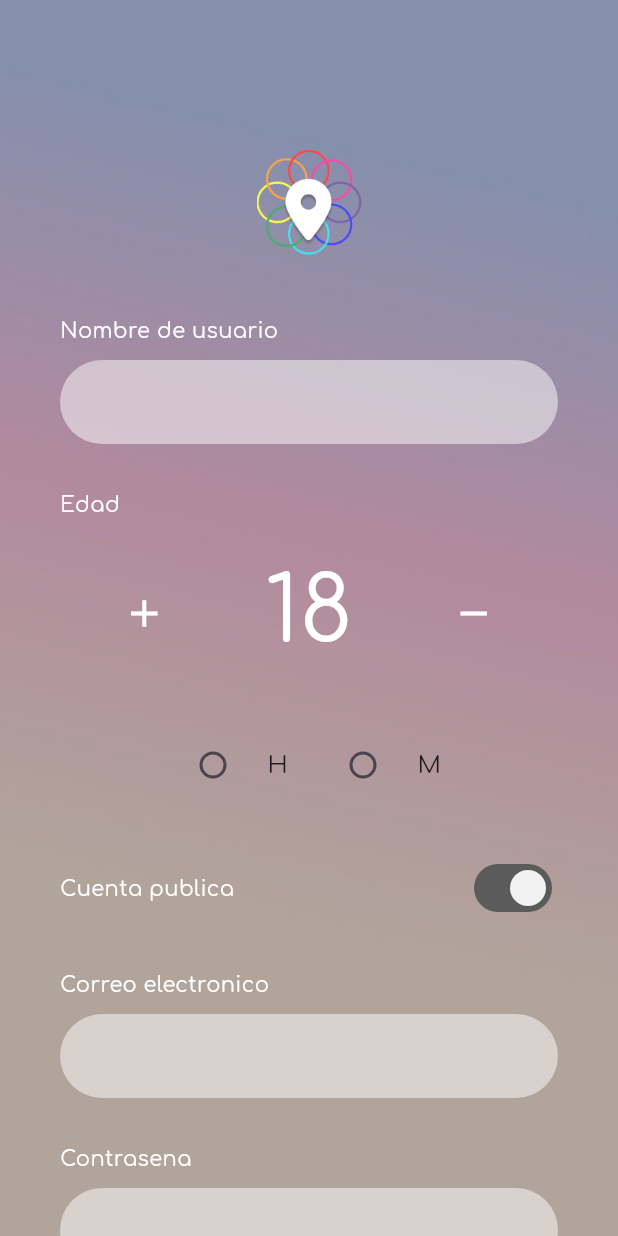
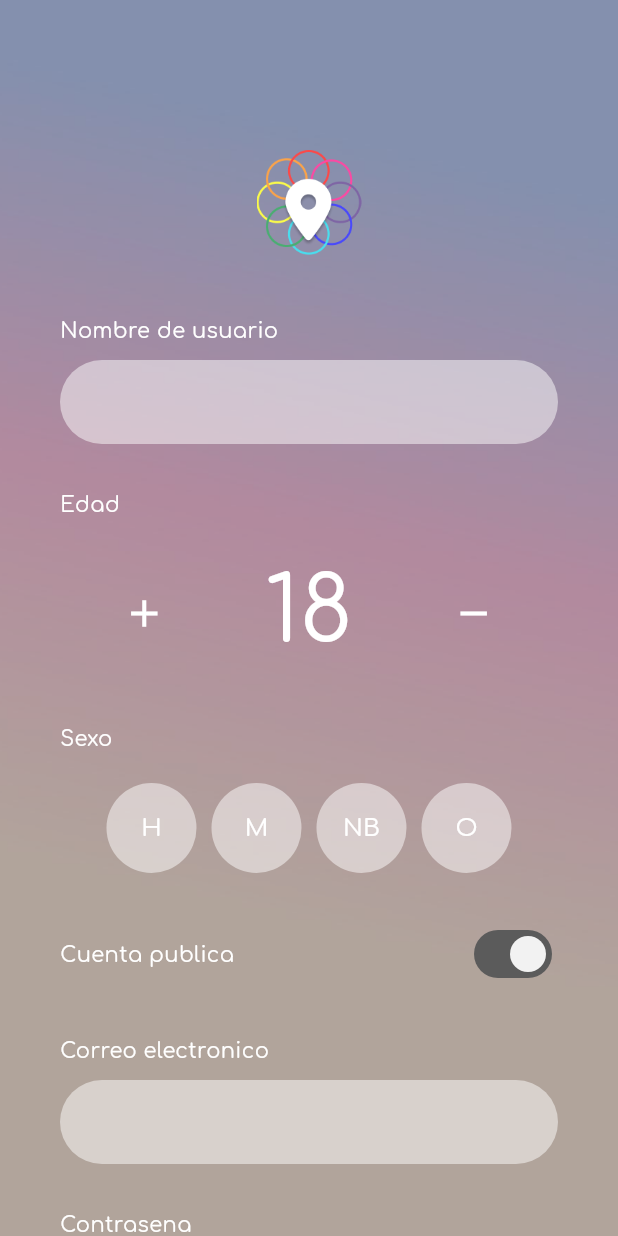
Before and after one commit to Narramap/Narramap_flutter_application, a Flutter app: the screen it shows after launch, after a tap on "Registrate aqui", on a phone screen of 412 x 824 dp. Run offline on Flutter 3.47's test engine with Material 3 defaults, Android fonts, the phone set to English and light mode, and no system bars; our stand-ins replace flutter_map, geolocator, go_router, latlong2.

Commit message:
creation of notifiers, and their integration with existing views

```diff
--- a/lib/core/navigation/go_route.dart
+++ b/lib/core/navigation/go_route.dart
@@ -1,6 +1,6 @@
 
 import 'package:go_router/go_router.dart';
-import 'package:narramap/content/presentation/adition_selector_screen.dart';
+import 'package:narramap/content/presentation/screens/adition_selector_screen.dart';
 import 'package:narramap/core/navigation/routes.dart';
 import 'package:narramap/map/presentation/map_screen.dart';
 import 'package:narramap/users/presentation/login_screen.dart';
--- a/lib/core/widgets/custom_radio_button.dart
+++ b/lib/core/widgets/custom_radio_button.dart
@@ -3,31 +3,57 @@ import 'package:narramap/core/widgets/custom_checklist.dart';
 
 class CustomRadioButton<T> extends StatelessWidget {
 
+  final String label;
   final T group;
-  final List<Option> options;
+  final List<Option<T>> options;
+  final T? selectedValue;
   final ValueChanged<T?> onChanged;
   const CustomRadioButton({
     super.key,
     required this.group,
+    required this.label,
     required this.options,
+    required this.selectedValue,
     required this.onChanged
   });
 
   @override
   Widget build(BuildContext context) {
-    return Wrap(
-      direction: Axis.horizontal,
-      children: [
-        ...options.map((option) => SizedBox(
-          width: 100,
-          child: RadioListTile<T>(
-            title: Text(option.label),
-            value: option.value,
-            groupValue: group,
-            onChanged: onChanged,
+    return SizedBox(
+      width: double.infinity,
+      child: Column(
+        crossAxisAlignment: CrossAxisAlignment.start,
+        children: [
+          Text(
+            label,
+            textAlign: TextAlign.left,
           ),
-        ))
-      ],
+          SizedBox(height: 20),
+          Row(
+            mainAxisAlignment: MainAxisAlignment.center,
+            spacing: 10,
+            children: [
+              ...options.map((option) {
+                final isSelected = option.value == selectedValue;
+
+                return GestureDetector(
+                  onTap: () => onChanged(option.value),
+                  child: CircleAvatar(
+                    radius: 30,
+                    backgroundColor: isSelected ? Colors.white : Color.fromARGB(126, 255, 255, 255),
+                    child: Text(
+                      option.label,
+                      style: TextStyle(
+                        color: isSelected ? Color(0xFF898989) : Colors.white
+                      ),
+                    )
+                  ),
+                );
+              })
+            ],
+          ),
+        ],
+      )
     );
   }
 }
--- a/lib/core/widgets/custom_text_field.dart
+++ b/lib/core/widgets/custom_text_field.dart
@@ -7,12 +7,16 @@ class CustomTextField extends StatelessWidget {
   final int lines;
   final double? spacerHeight;
   final String label;
+  final bool obscureText;
+  final Widget? suffixIcon;
 
   const CustomTextField({
     super.key,
     required this.onChanged,
     required this.label,
     this.lines = 1,
+    this.obscureText = false,
+    this.suffixIcon,
     this.spacerHeight
   });
 
@@ -31,10 +35,14 @@ class CustomTextField extends StatelessWidget {
         SizedBox(height: 10),
         TextField(
           maxLines: lines,
+          obscureText: obscureText,
           cursorColor: Color(0xFFEBEBEB),
           onChanged: onChanged,
           style: TextStyle(
             color: Colors.white
+          ),
+          decoration: InputDecoration(
+            suffixIcon: suffixIcon
           ),
         ),
         if (spacerHeight != null)
--- /dev/null
+++ b/lib/core/widgets/password_text_field.dart
@@ -0,0 +1,34 @@
+import 'package:flutter/material.dart';
+import 'package:narramap/core/widgets/custom_text_field.dart';
+
+class PasswordTextField extends StatelessWidget {
+
+  final ValueChanged<String> onChanged;
+  final VoidCallback changeShowPassword;
+  final bool showPassword;
+  final double? spacerHeight;
+  const PasswordTextField({
+    super.key,
+    required this.onChanged,
+    required this.changeShowPassword,
+    required this.showPassword,
+    this.spacerHeight
+  });
+
+  @override
+  Widget build(BuildContext context) {
+    return CustomTextField(
+      onChanged: onChanged,
+      label: "Contrasena",
+      obscureText: !showPassword,
+      suffixIcon: IconButton(
+        onPressed: changeShowPassword,
+        icon: Icon(
+          showPassword ? Icons.visibility_off : Icons.remove_red_eye,
+          color: Colors.white
+        )
+      ),
+      spacerHeight: spacerHeight,
+    );
+  }
+}
--- a/lib/theme/app_theme.dart
+++ b/lib/theme/app_theme.dart
@@ -9,6 +9,9 @@ class AppTheme {
       bodyMedium: TextStyle(color: Colors.white)
     ),
     inputDecorationTheme: InputDecorationTheme(
+      focusColor: Colors.white,
+      suffixIconColor: Colors.white,
+      prefixIconColor: Colors.white,
       filled: true,
       fillColor: Color.fromARGB(126, 255, 255, 255),
       hintStyle: TextStyle(
--- a/lib/users/presentation/login_screen.dart
+++ b/lib/users/presentation/login_screen.dart
@@ -4,16 +4,24 @@ import 'package:narramap/core/layout/gradient_container.dart';
 import 'package:narramap/core/navigation/routes.dart';
 import 'package:narramap/core/widgets/custom_button.dart';
 import 'package:narramap/core/widgets/custom_text_field.dart';
+import 'package:narramap/core/widgets/password_text_field.dart';
+import 'package:narramap/users/presentation/notifiers/login_notifier.dart';
+import 'package:provider/provider.dart';
 
 class LoginScreen extends StatelessWidget {
   const LoginScreen({super.key});
 
   @override
   Widget build(BuildContext context) {
-    return GradientContainer(
+    return ChangeNotifierProvider(
+      create: (context) => LoginNotifier(),
+      child: GradientContainer(
+        children: [
+          Consumer<LoginNotifier>(
+            builder: (context, notifier, _) => Column(
               children: [
                 CustomTextField(
-          onChanged: (String hola) {},
+                  onChanged: notifier.onUpdateEmail,
                   label: "Correo electronico",
                   spacerHeight: 40,
                 ),
@@ -21,9 +29,10 @@ class LoginScreen extends StatelessWidget {
                 Column(
                   crossAxisAlignment: CrossAxisAlignment.start,
                   children: [
-            CustomTextField(
-              onChanged: (String hola) {},
-              label: "Contrasena",
+                    PasswordTextField(
+                      onChanged: notifier.onUpdatePassword,
+                      changeShowPassword: notifier.changeShowPassword,
+                      showPassword: notifier.showPassword,
                       spacerHeight: 10,
                     ),
                     GestureDetector(
@@ -44,7 +53,12 @@ class LoginScreen extends StatelessWidget {
                   text: "Iniciar Sesion",
                   onPressed: () => context.push(Routes.home.label)
                 )
+              ],
+            )
+          )
+
         ]
+      ),
     );
   }
 }
--- /dev/null
+++ b/lib/users/presentation/notifiers/register_notifier.dart
@@ -0,0 +1,78 @@
+
+
+import 'package:flutter/material.dart';
+
+class RegisterNotifier extends ChangeNotifier{
+
+  String _nickaname = "";
+  String get nickname => _nickaname;
+
+  int _age = 18;
+  int get age => _age;
+
+  bool _public = true;
+  bool get public => _public;
+
+  bool _showPassword = false;
+  bool get showPassword => _showPassword;
+
+  String _email = "";
+  String get email => _email;
+
+  String _password = "";
+  String get password => _password;
+
+  String? _sex = null;
+  String? get sex => _sex;
+
+  void onChangePublic(bool value) {
+    _public = value;
+    notifyListeners();
+  }
+
+  void onChangeSex(String? sex) {
+    if(sex != null) {
+      _sex = sex;
+      notifyListeners();
+    }
+  }
+
+  String onChangeNickname(String nickname) {
+    _nickaname = nickname;
+    notifyListeners();
+    return _nickaname;
+  }
+
+  String onChangeEmail(String email) {
+    _email = email;
+    notifyListeners();
+    return email;
+  }
+
+  String onChangePassword(String pass) {
+    _password = pass;
+    notifyListeners();
+    return _password;
+  }
+
+  void onChangeShowPassword() {
+    _showPassword = !showPassword;
+    notifyListeners();
+  }
+
+  void onIncrement() {
+    _age += 1;
+    notifyListeners();
+  }
+
+  void onDecrement() {
+    if(_age != 15) {
+      _age -= 1;
+      notifyListeners();
+    }
+  }
+
+  void onRegister() {
+
+  }
+}
--- a/lib/users/presentation/register_screen.dart
+++ b/lib/users/presentation/register_screen.dart
@@ -7,28 +7,40 @@ import 'package:narramap/core/widgets/custom_checklist.dart';
 import 'package:narramap/core/widgets/custom_radio_button.dart';
 import 'package:narramap/core/widgets/custom_switch.dart';
 import 'package:narramap/core/widgets/custom_text_field.dart';
+import 'package:narramap/core/widgets/password_text_field.dart';
 import 'package:narramap/core/widgets/quantity_selector.dart';
+import 'package:narramap/users/presentation/notifiers/register_notifier.dart';
+import 'package:provider/provider.dart';
 
 class RegisterScreen extends StatelessWidget {
   const RegisterScreen({super.key});
 
   @override
   Widget build(BuildContext context) {
-    return GradientContainer(
+
+
+    return ChangeNotifierProvider(
+      create: (context) => RegisterNotifier(),
+      child: GradientContainer(
+        children: [
+          Consumer<RegisterNotifier>(
+            builder: (context, notifier, _) => Column(
               children: [
                 CustomTextField(
-          onChanged: (value) {},
+                  onChanged: notifier.onChangeNickname,
                   label: "Nombre de usuario",
                   spacerHeight: 30,
                 ),
                 QuantitySelector(
-          onDecrement: () {},
-          onIncrement: () {},
+                  onDecrement: notifier.onDecrement,
+                  onIncrement: notifier.onIncrement,
                   label: "Edad",
-          value: 18
+                  value: notifier.age
                 ),
                 SizedBox(height: 30),
                 CustomRadioButton<String>(
+                  label: "Sexo",
+                  selectedValue: notifier.sex,
                   group: "Sexo",
                   options: [
                     Option<String>(
@@ -38,33 +50,47 @@ class RegisterScreen extends StatelessWidget {
                     Option<String>(
                       label: "M",
                       value: "M",
+                    ),
+                    Option<String>(
+                      label: "NB",
+                      value: "NB",
+                    ),
+                    Option<String>(
+                      label: "O",
+                      value: "O",
                     )
                   ],
-          onChanged: (value) {}
+                  onChanged: notifier.onChangeSex
                 ),
                 SizedBox(height: 30),
                 CustomSwitch(
                   label: "Cuenta publica",
-          value: true,
-          onChanged: (value) {}
+                  value: notifier.public,
+                  onChanged: notifier.onChangePublic
                 ),
                 SizedBox(height: 30),
                 CustomTextField(
-          onChanged: (value) {},
+                  onChanged: notifier.onChangeEmail,
                   label: "Correo electronico",
                   spacerHeight: 30,
                 ),
-        CustomTextField(
-          onChanged: (value) {},
-          label: "Contrasena",
+                PasswordTextField(
+                  onChanged: notifier.onChangePassword,
+                  changeShowPassword: notifier.onChangeShowPassword,
+                  showPassword: notifier.showPassword,
                   spacerHeight: 80,
                 ),
                 CustomButton(
                   text: "Registrarse",
                   maxSize: true,
-          onPressed: () {}
+                  onPressed: notifier.onRegister
                 )
+              ],
+            )
+          )
+
         ]
+      ),
     );
   }
 }
--- a/pubspec.yaml
+++ b/pubspec.yaml
@@ -40,6 +40,7 @@ dependencies:
   dio: ^5.8.0+1
   flutter_bloc: ^9.1.1
   geolocator: ^14.0.1
+  provider: ^6.1.5
 
 dev_dependencies:
   flutter_test:
```
Also changed, not shown: lib/content/presentation/screens/adition_selector_screen.dart (renamed from lib/content/presentation/adition_selector_screen.dart, +7 -4 lines), lib/core/widgets/custom_bottom_navigation_bar.dart (+21 -5 lines), lib/core/widgets/custom_button.dart (+29 -1 lines), lib/map/presentation/map_screen.dart (+11 -2 lines), lib/users/presentation/notifiers/login_notifier.dart (added, +31 -0 lines), lib/content/presentation/notifiers/add_eco_notifier.dart (added), lib/content/presentation/screens/add_eco_screen.dart (renamed from lib/content/presentation/add_eco_screen.dart), pubspec.lock. Lines whose indentation alone changed are shown as unchanged.
